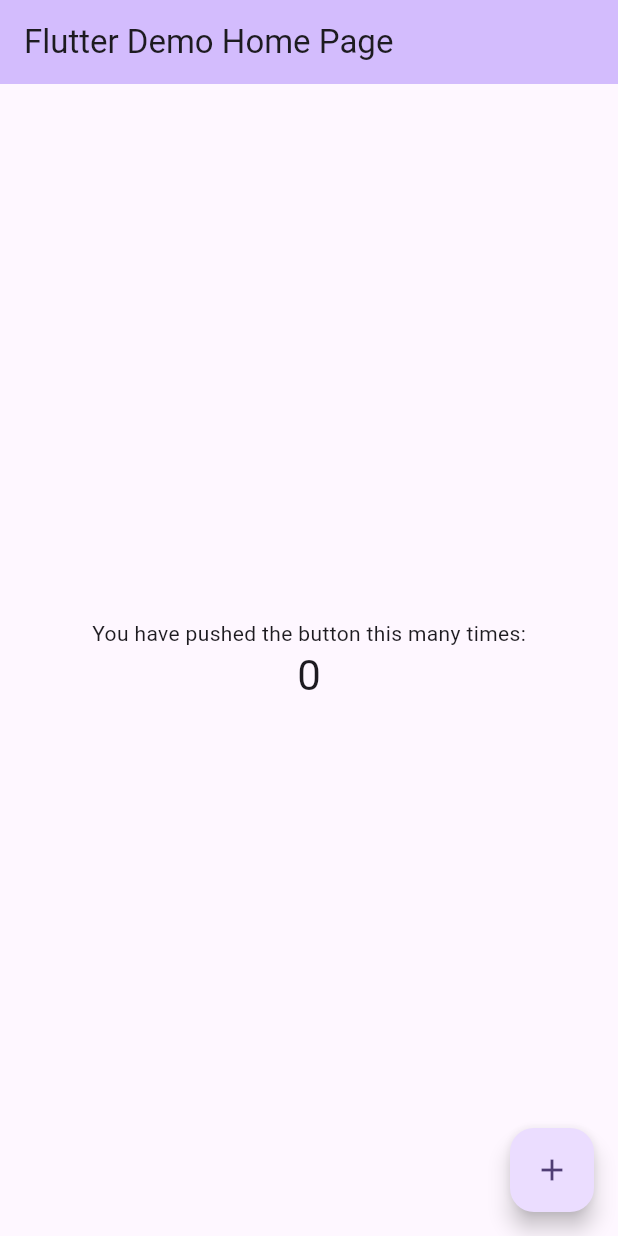
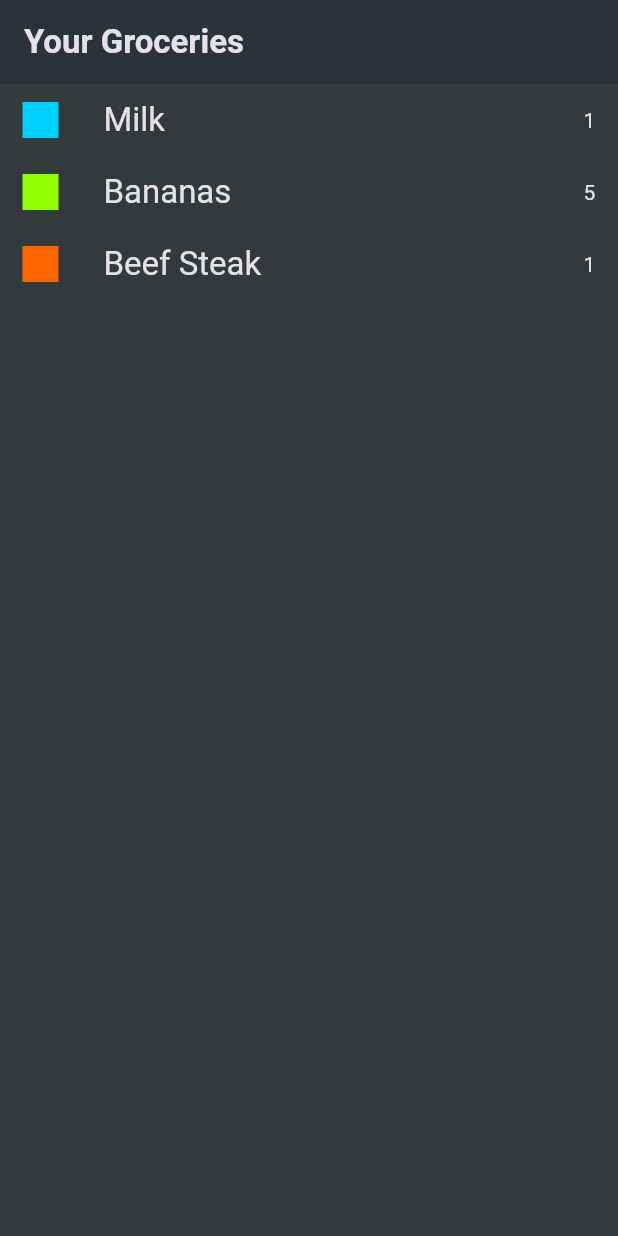
Before and after one commit to ogrodowski-tomasz/FlutterShoppingList, a Flutter app: the screen it shows after launch, on a phone screen of 412 x 824 dp. Run offline on Flutter 3.47's test engine with Material 3 defaults, Android fonts, the phone set to English and light mode, and no system bars.

Commit message:
my implementation of GroceryList

```diff
--- /dev/null
+++ b/lib/data/dummy_items.dart
@@ -0,0 +1,21 @@
+import 'package:flutter_application_5/data/categories.dart';
+import 'package:flutter_application_5/models/category.dart';
+import 'package:flutter_application_5/models/grocery_item.dart';
+
+final groceryItems = [
+  GroceryItem(
+      id: 'a',
+      name: 'Milk',
+      quantity: 1,
+      category: categories[Categories.dairy]!),
+  GroceryItem(
+      id: 'b',
+      name: 'Bananas',
+      quantity: 5,
+      category: categories[Categories.fruit]!),
+  GroceryItem(
+      id: 'c',
+      name: 'Beef Steak',
+      quantity: 1,
+      category: categories[Categories.meat]!),
+];
--- a/lib/main.dart
+++ b/lib/main.dart
@@ -1,122 +1,28 @@
+
+import 'package:flutter/cupertino.dart';
 import 'package:flutter/material.dart';
+import 'package:flutter_application_5/widgets/grocery_list.dart';
 
 void main() {
-  runApp(const MyApp());
+  runApp(App());
 }
 
-class MyApp extends StatelessWidget {
-  const MyApp({super.key});
+class App extends StatelessWidget {
+  const App({super.key});
 
-  // This widget is the root of your application.
   @override
   Widget build(BuildContext context) {
     return MaterialApp(
-      title: 'Flutter Demo',
-      theme: ThemeData(
-        // This is the theme of your application.
-        //
-        // TRY THIS: Try running your application with "flutter run". You'll see
-        // the application has a purple toolbar. Then, without quitting the app,
-        // try changing the seedColor in the colorScheme below to Colors.green
-        // and then invoke "hot reload" (save your changes or press the "hot
-        // reload" button in a Flutter-supported IDE, or press "r" if you used
-        // the command line to start the app).
-        //
-        // Notice that the counter didn't reset back to zero; the application
-        // state is not lost during the reload. To reset the state, use hot
-        // restart instead.
-        //
-        // This works for code too, not just values: Most code changes can be
-        // tested with just a hot reload.
-        colorScheme: ColorScheme.fromSeed(seedColor: Colors.deepPurple),
+      title: 'Flutter Groceries',
+      theme: ThemeData.dark().copyWith(
+        colorScheme: ColorScheme.fromSeed(seedColor: const Color.fromARGB(255, 147, 229, 250),
+        brightness: Brightness.dark,
+        surface: const Color.fromARGB(255, 42, 51, 59),
+        ),
+        scaffoldBackgroundColor: const Color.fromARGB(255, 50, 58, 60)
       ),
-      home: const MyHomePage(title: 'Flutter Demo Home Page'),
+      home: GroceryList(),
     );
   }
+
 }
-
-class MyHomePage extends StatefulWidget {
-  const MyHomePage({super.key, required this.title});
-
-  // This widget is the home page of your application. It is stateful, meaning
-  // that it has a State object (defined below) that contains fields that affect
-  // how it looks.
-
-  // This class is the configuration for the state. It holds the values (in this
-  // case the title) provided by the parent (in this case the App widget) and
-  // used by the build method of the State. Fields in a Widget subclass are
-  // always marked "final".
-
-  final String title;
-
-  @override
-  State<MyHomePage> createState() => _MyHomePageState();
-}
-
-class _MyHomePageState extends State<MyHomePage> {
-  int _counter = 0;
-
-  void _incrementCounter() {
-    setState(() {
-      // This call to setState tells the Flutter framework that something has
-      // changed in this State, which causes it to rerun the build method below
-      // so that the display can reflect the updated values. If we changed
-      // _counter without calling setState(), then the build method would not be
-      // called again, and so nothing would appear to happen.
-      _counter++;
-    });
-  }
-
-  @override
-  Widget build(BuildContext context) {
-    // This method is rerun every time setState is called, for instance as done
-    // by the _incrementCounter method above.
-    //
-    // The Flutter framework has been optimized to make rerunning build methods
-    // fast, so that you can just rebuild anything that needs updating rather
-    // than having to individually change instances of widgets.
-    return Scaffold(
-      appBar: AppBar(
-        // TRY THIS: Try changing the color here to a specific color (to
-        // Colors.amber, perhaps?) and trigger a hot reload to see the AppBar
-        // change color while the other colors stay the same.
-        backgroundColor: Theme.of(context).colorScheme.inversePrimary,
-        // Here we take the value from the MyHomePage object that was created by
-        // the App.build method, and use it to set our appbar title.
-        title: Text(widget.title),
-      ),
-      body: Center(
-        // Center is a layout widget. It takes a single child and positions it
-        // in the middle of the parent.
-        child: Column(
-          // Column is also a layout widget. It takes a list of children and
-          // arranges them vertically. By default, it sizes itself to fit its
-          // children horizontally, and tries to be as tall as its parent.
-          //
-          // Column has various properties to control how it sizes itself and
-          // how it positions its children. Here we use mainAxisAlignment to
-          // center the children vertically; the main axis here is the vertical
-          // axis because Columns are vertical (the cross axis would be
-          // horizontal).
-          //
-          // TRY THIS: Invoke "debug painting" (choose the "Toggle Debug Paint"
-          // action in the IDE, or press "p" in the console), to see the
-          // wireframe for each widget.
-          mainAxisAlignment: MainAxisAlignment.center,
-          children: <Widget>[
-            const Text('You have pushed the button this many times:'),
-            Text(
-              '$_counter',
-              style: Theme.of(context).textTheme.headlineMedium,
-            ),
-          ],
-        ),
-      ),
-      floatingActionButton: FloatingActionButton(
-        onPressed: _incrementCounter,
-        tooltip: 'Increment',
-        child: const Icon(Icons.add),
-      ), // This trailing comma makes auto-formatting nicer for build methods.
-    );
-  }
-}
--- /dev/null
+++ b/lib/widgets/grocery_list.dart
@@ -0,0 +1,47 @@
+import 'package:flutter/material.dart';
+import 'package:flutter_application_5/data/dummy_items.dart';
+
+class GroceryList extends StatelessWidget {
+  const GroceryList({super.key});
+
+  @override
+  Widget build(BuildContext context) {
+    return Scaffold(
+      appBar: AppBar(
+        title: Text(
+          'Your Groceries',
+          style: Theme.of(
+            context,
+          ).textTheme.titleLarge!.copyWith(fontWeight: FontWeight.bold),
+        ),
+        centerTitle: false,
+      ),
+      body: ListView.builder(
+        itemCount: groceryItems.length,
+        itemBuilder: (ctx, index) {
+          final grocery = groceryItems[index];
+          return Padding(
+            padding: const EdgeInsets.symmetric(horizontal: 15, vertical: 10),
+            child: Row(
+              children: [
+                Container(width: 24, height: 24, color: grocery.category.color),
+                const SizedBox(width: 30),
+                Text(
+                  grocery.name,
+                  style: Theme.of(context).textTheme.titleLarge!.copyWith(
+                    fontWeight: FontWeight.normal,
+                  ),
+                ),
+                Spacer(),
+                Text(
+                  grocery.quantity.toString(),
+                  style: Theme.of(context).textTheme.bodyMedium,
+                ),
+              ],
+            ),
+          );
+        },
+      ),
+    );
+  }
+}
```
Also changed, not shown: lib/data/categories.dart (added, +45 -0 lines), lib/models/category.dart (added, +21 -0 lines), lib/models/grocery_item.dart (added, +15 -0 lines).
